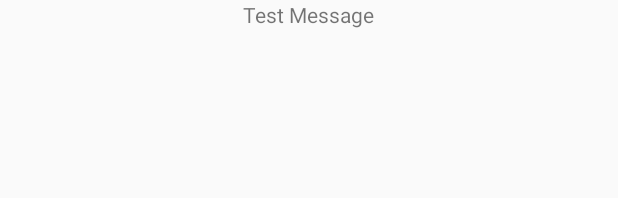
After one commit to SiniTurk/Siniturk-app, an Android app: the layout about.xml on its own in the app's theme, with its tools: preview values and no code run, on a phone screen of 412 x 824 dp. The commit adds this screen. Shown: the top 198 px of the screen. Run offline under Robolectric (Android 15) with nearby library versions, the phone set to English and light mode, and no system bars.

Commit message:
Add a blank page as About

```diff
--- a/app/src/main/AndroidManifest.xml
+++ b/app/src/main/AndroidManifest.xml
@@ -19,6 +19,10 @@
                 <category android:name="android.intent.category.LAUNCHER" />
             </intent-filter>
         </activity>
+
+        <activity android:name=".about"
+            android:theme="@style/AppTheme"/>
+
         <activity android:name=".K430_main"
                   android:theme="@style/AppTheme.NoActionBar"/>
         <activity android:name=".K430.K430_roms" />
--- /dev/null
+++ b/app/src/main/res/layout/about.xml
@@ -0,0 +1,12 @@
+<?xml version="1.0" encoding="utf-8"?>
+<LinearLayout xmlns:android="http://schemas.android.com/apk/res/android"
+    android:orientation="vertical" android:layout_width="match_parent"
+    android:layout_height="match_parent">
+
+    <TextView
+        android:layout_width="wrap_content"
+        android:layout_height="wrap_content"
+        android:text="Test Message"
+        android:id="@+id/texttest"
+        android:layout_gravity="center_horizontal" />
+</LinearLayout>
--- a/app/src/main/res/menu/main.xml
+++ b/app/src/main/res/menu/main.xml
@@ -6,4 +6,10 @@
         android:orderInCategory="100"
         android:title="@string/action_settings"
         app:showAsAction="never" />
+
+    <item
+        android:id="@+id/about"
+        android:orderInCategory="100"
+        android:title="@string/about"
+        app:showAsAction="never" />
 </menu>
--- a/app/src/main/res/values/strings.xml
+++ b/app/src/main/res/values/strings.xml
@@ -5,4 +5,5 @@
     <string name="navigation_drawer_close">Close navigation drawer</string>
 
     <string name="action_settings">Settings</string>
+    <string name="about">About</string>
 </resources>
```
Also changed, not shown: app/src/main/java/com/siniturk/sumit/siniturk/MainActivity.java (+7 -0 lines), app/src/main/java/com/siniturk/sumit/siniturk/about.java (added, +19 -0 lines).
